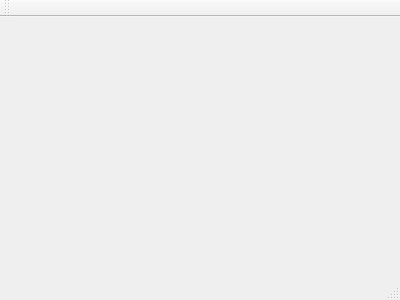
The window that mainwindow.ui (stepankuzmin/mole) describes before a commit, drawn with Qt 5.
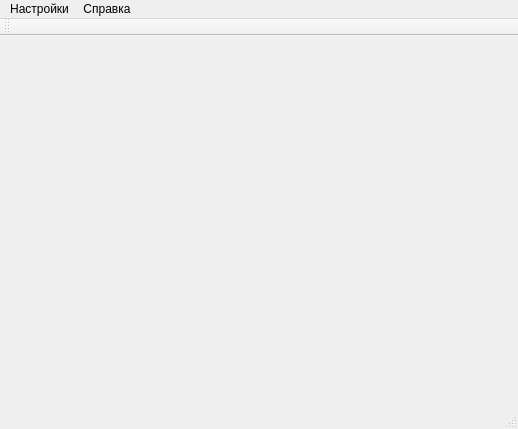
The same window after the commit.

The edit to the form file:
```diff
--- a/mainwindow.ui
+++ b/mainwindow.ui
@@ -1,24 +1,57 @@
 <ui version="4.0">
  <class>MainWindow</class>
- <widget class="QMainWindow" name="MainWindow" >
-  <property name="geometry" >
+ <widget class="QMainWindow" name="MainWindow">
+  <property name="geometry">
    <rect>
     <x>0</x>
     <y>0</y>
-    <width>400</width>
-    <height>300</height>
+    <width>518</width>
+    <height>429</height>
    </rect>
   </property>
   <property name="windowTitle" >
    <string>MainWindow</string>
   </property>
-  <widget class="QMenuBar" name="menuBar" />
-  <widget class="QToolBar" name="mainToolBar" />
-  <widget class="QWidget" name="centralWidget" />
-  <widget class="QStatusBar" name="statusBar" />
+  <widget class="QWidget" name="centralWidget"/>
+  <widget class="QMenuBar" name="menuBar">
+   <property name="geometry">
+    <rect>
+     <x>0</x>
+     <y>0</y>
+     <width>518</width>
+     <height>18</height>
+    </rect>
+   </property>
+   <widget class="QMenu" name="menu">
+    <property name="title">
+     <string>Настройки</string>
+    </property>
+    <addaction name="action_settings"/>
+   </widget>
+   <widget class="QMenu" name="menu_2">
+    <property name="title">
+     <string>Справка</string>
+    </property>
+   </widget>
+   <addaction name="menu"/>
+   <addaction name="menu_2"/>
+  </widget>
+  <widget class="QToolBar" name="mainToolBar">
+   <attribute name="toolBarArea">
+    <enum>TopToolBarArea</enum>
+   </attribute>
+   <attribute name="toolBarBreak">
+    <bool>false</bool>
+   </attribute>
+  </widget>
+  <widget class="QStatusBar" name="statusBar"/>
+  <action name="action_settings">
+   <property name="text">
+    <string>Настройки</string>
+   </property>
+  </action>
  </widget>
- <layoutDefault spacing="6" margin="11" />
- <pixmapfunction></pixmapfunction>
+ <layoutdefault spacing="6" margin="11"/>
  <resources/>
  <connections/>
 </ui>
```
Left out of the diff: 5 changed lines with no effect on the pictures.
